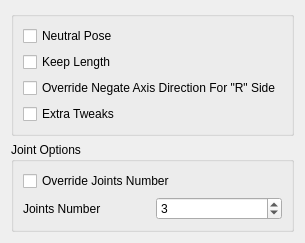
Above: release/scripts/mgear/shifter_classic_components/chain_FK_spline_02/settingsUI.ui from mgear-dev/mgear4 before the change. Below: the same form after it.
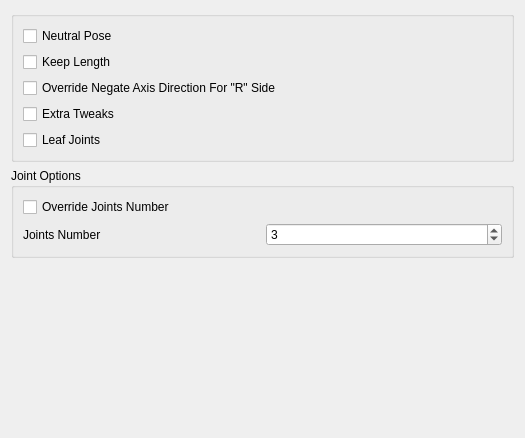
That is the form after the change.

Commit message: chain_FK_spline_02 and control_01: add support for leaf joints Closes #332

```diff
--- a/release/scripts/mgear/shifter_classic_components/chain_FK_spline_02/settingsUI.ui
+++ b/release/scripts/mgear/shifter_classic_components/chain_FK_spline_02/settingsUI.ui
@@ -6,8 +6,8 @@
    <rect>
     <x>0</x>
     <y>0</y>
-    <width>294</width>
-    <height>211</height>
+    <width>525</width>
+    <height>438</height>
    </rect>
   </property>
   <property name="windowTitle">
@@ -50,6 +50,13 @@
           </property>
          </widget>
         </item>
+        <item>
+         <widget class="QCheckBox" name="leafJoints_checkBox">
+          <property name="text">
+           <string>Leaf Joints</string>
+          </property>
+         </widget>
+        </item>
        </layout>
       </item>
      </layout>
```
The commit also changes 7 other files.
